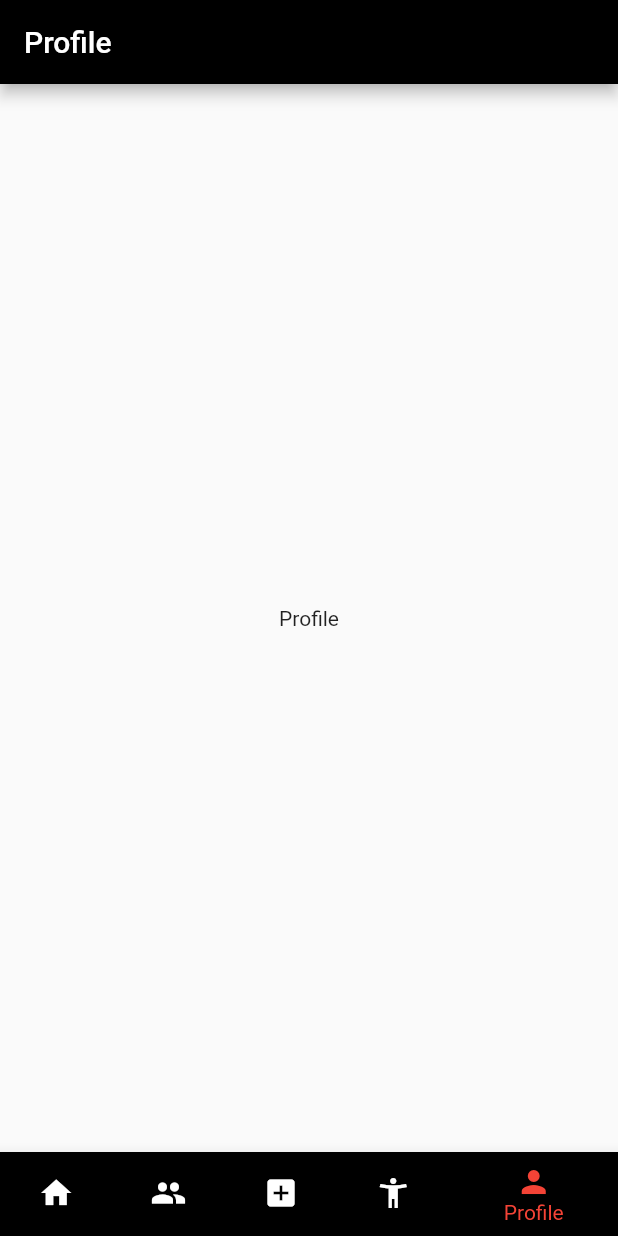
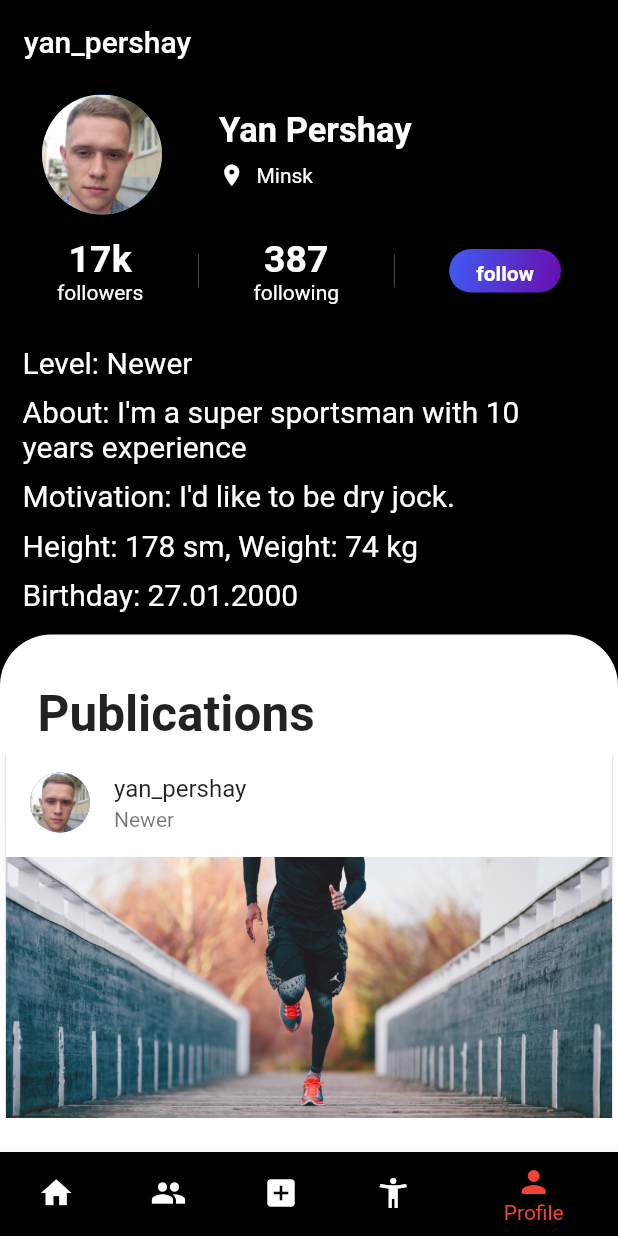
Before and after one commit to YanPershay/SportHub, a Flutter app: the screen it shows after launch, item 5 of the bottom bar chosen, on a phone screen of 412 x 824 dp. Run offline on Flutter 3.47's test engine with Material 2 defaults, Android fonts, the phone set to English and light mode, and no system bars; missing offline and left inert: storage_path.

Commit message:
app bars, notifications

```diff
--- a/SportHub_client/lib/bottom_nav_screen.dart
+++ b/SportHub_client/lib/bottom_nav_screen.dart
@@ -1,6 +1,7 @@
 import 'package:SportHub_client/pages/adminposts/trains_page.dart';
 import 'package:SportHub_client/pages/feed_page.dart';
 import 'package:SportHub_client/pages/friends/friends_page.dart';
+import 'package:SportHub_client/pages/user_profile_page.dart';
 import 'package:SportHub_client/screens/newpost/add_newpost_screen.dart';
 import 'package:flutter/material.dart';
 
@@ -27,7 +28,7 @@ class BottomNavScreenState extends State<BottomNavScreen> {
     FriendsPage(),
     NewPostScreen(),
     TrainsPage(),
-    Text('Profile')
+    UserProfilePage()
   ];
 
   @override
@@ -35,8 +36,8 @@ class BottomNavScreenState extends State<BottomNavScreen> {
     return MaterialApp(
         title: 'Bottom navigation',
         home: Scaffold(
-          appBar:
-              AppBar(backgroundColor: Colors.black, title: title[currentPage]),
+          //appBar:
+          //  AppBar(backgroundColor: Colors.black, title: title[currentPage]),
           body: Center(
             child: pages.elementAt(currentPage),
           ),
--- a/SportHub_client/lib/pages/adminposts/trains_page.dart
+++ b/SportHub_client/lib/pages/adminposts/trains_page.dart
@@ -10,6 +10,7 @@ class TrainsPageState extends State<TrainsPage> {
   @override
   Widget build(BuildContext context) {
     return Scaffold(
+      appBar: AppBar(backgroundColor: Colors.black, title: Text("Trains")),
       backgroundColor: Colors.black,
       resizeToAvoidBottomInset: false,
       body: buildCard(),
--- a/SportHub_client/lib/pages/feed_page.dart
+++ b/SportHub_client/lib/pages/feed_page.dart
@@ -1,3 +1,4 @@
+import 'package:SportHub_client/screens/notifications/notifications_screen.dart';
 import 'package:SportHub_client/utils/card_item.dart';
 import 'package:flutter/material.dart';
 
@@ -11,6 +12,31 @@ class FeedPage extends StatelessWidget {
         home: DefaultTabController(
           length: 5,
           child: Scaffold(
+              appBar: AppBar(
+                  actions: <Widget>[
+                    Padding(
+                      padding: const EdgeInsets.only(right: 18.0),
+                      child: IconButton(
+                        icon: Icon(
+                          Icons.notification_important_outlined,
+                          color: Colors.red,
+                          size: 40,
+                        ),
+                        onPressed: () {
+                          Navigator.push(
+                              context,
+                              MaterialPageRoute(
+                                  builder: (context) => NotificationsScreen()));
+                        },
+                      ),
+                    )
+                  ],
+                  elevation: 0,
+                  backgroundColor: Colors.white,
+                  title: Text(
+                    "Feed",
+                    style: TextStyle(color: Colors.black),
+                  )),
               body: ListView.builder(
                   itemCount: 4, itemBuilder: (context, index) => CardItem())),
         ));
--- /dev/null
+++ b/SportHub_client/lib/pages/user_profile_page.dart
@@ -0,0 +1,208 @@
+import 'package:SportHub_client/utils/card_item.dart';
+import 'package:flutter/cupertino.dart';
+import 'package:flutter/material.dart';
+
+class UserProfilePage extends StatefulWidget {
+  @override
+  State<StatefulWidget> createState() => UserProfilePageState();
+}
+
+class UserProfilePageState extends State<UserProfilePage> {
+  @override
+  Widget build(BuildContext context) {
+    return Scaffold(
+        appBar:
+            AppBar(backgroundColor: Colors.black, title: Text("yan_pershay")),
+        backgroundColor: Colors.black,
+        body: Column(
+          mainAxisAlignment: MainAxisAlignment.start,
+          crossAxisAlignment: CrossAxisAlignment.start,
+          children: <Widget>[
+            Row(
+              mainAxisAlignment: MainAxisAlignment.start,
+              children: <Widget>[
+                Padding(
+                  padding: const EdgeInsets.only(left: 28, top: 7),
+                  child: CircleAvatar(
+                    radius: 40,
+                    backgroundImage: AssetImage("assets/profile.jpg"),
+                  ),
+                ),
+                Padding(
+                  padding: const EdgeInsets.only(left: 38),
+                  child: Column(
+                    crossAxisAlignment: CrossAxisAlignment.start,
+                    children: <Widget>[
+                      Text(
+                        "Yan Pershay",
+                        style: TextStyle(
+                            fontWeight: FontWeight.bold,
+                            fontSize: 23,
+                            color: Colors.white),
+                      ),
+                      Padding(
+                        padding: const EdgeInsets.only(top: 8.0),
+                        child: Row(
+                          crossAxisAlignment: CrossAxisAlignment.center,
+                          children: <Widget>[
+                            Icon(
+                              Icons.location_on,
+                              color: Colors.white,
+                              size: 17,
+                            ),
+                            Padding(
+                              padding: const EdgeInsets.only(left: 8.0),
+                              child: Text('Minsk',
+                                  style: TextStyle(
+                                      color: Colors.white, wordSpacing: 4)),
+                            ),
+                          ],
+                        ),
+                      )
+                    ],
+                  ),
+                )
+              ],
+            ),
+            Padding(
+              padding: const EdgeInsets.only(
+                  right: 38.0, left: 38, top: 15, bottom: 12),
+              child: Row(
+                mainAxisAlignment: MainAxisAlignment.spaceBetween,
+                children: <Widget>[
+                  Column(
+                      mainAxisAlignment: MainAxisAlignment.center,
+                      children: <Widget>[
+                        Text('17k',
+                            style: TextStyle(
+                                color: Colors.white,
+                                fontWeight: FontWeight.bold,
+                                fontSize: 25)),
+                        Text(
+                          'followers',
+                          style: TextStyle(color: Colors.white),
+                        ),
+                      ]),
+                  Container(
+                    color: Colors.white,
+                    width: 0.2,
+                    height: 22,
+                  ),
+                  Column(
+                      mainAxisAlignment: MainAxisAlignment.center,
+                      children: <Widget>[
+                        Text('387',
+                            style: TextStyle(
+                                color: Colors.white,
+                                fontWeight: FontWeight.bold,
+                                fontSize: 25)),
+                        Text(
+                          'following',
+                          style: TextStyle(color: Colors.white),
+                        ),
+                      ]),
+                  Container(
+                    color: Colors.white,
+                    width: 0.2,
+                    height: 22,
+                  ),
+                  Container(
+                    padding:
+                        EdgeInsets.only(left: 18, right: 18, top: 8, bottom: 5),
+                    decoration: BoxDecoration(
+                        borderRadius: BorderRadius.all(Radius.circular(33)),
+                        gradient: LinearGradient(
+                            colors: [Color(0xff66D0EB5), Color(0xff4059F1)],
+                            begin: Alignment.bottomRight,
+                            end: Alignment.centerLeft)),
+                    child: Text('follow',
+                        style: TextStyle(
+                            color: Colors.white, fontWeight: FontWeight.bold)),
+                  )
+                ],
+              ),
+            ),
+            Padding(
+              padding: const EdgeInsets.all(15.0),
+              child: Column(
+                mainAxisAlignment: MainAxisAlignment.spaceBetween,
+                crossAxisAlignment: CrossAxisAlignment.start,
+                children: [
+                  Container(
+                    child: Text(
+                      'Level: Newer',
+                      style: TextStyle(color: Colors.white, fontSize: 20),
+                    ),
+                  ),
+                  Padding(
+                    padding: const EdgeInsets.only(top: 10),
+                    child: Container(
+                      child: Text(
+                        "About: I'm a super sportsman with 10 years experience",
+                        style: TextStyle(color: Colors.white, fontSize: 20),
+                      ),
+                    ),
+                  ),
+                  Padding(
+                    padding: const EdgeInsets.only(top: 10),
+                    child: Container(
+                      child: Text(
+                        "Motivation: I'd like to be dry jock.",
+                        style: TextStyle(color: Colors.white, fontSize: 20),
+                      ),
+                    ),
+                  ),
+                  Padding(
+                    padding: const EdgeInsets.only(top: 10),
+                    child: Container(
+                      child: Text(
+                        'Height: 178 sm, Weight: 74 kg',
+                        style: TextStyle(color: Colors.white, fontSize: 20),
+                      ),
+                    ),
+                  ),
+                  Padding(
+                    padding: const EdgeInsets.only(top: 10),
+                    child: Container(
+                      child: Text(
+                        'Birthday: 27.01.2000',
+                        style: TextStyle(color: Colors.white, fontSize: 20),
+                      ),
+                    ),
+                  ),
+                ],
+              ),
+            ),
+            Expanded(
+              child: Container(
+                decoration: BoxDecoration(
+                    color: Colors.white,
+                    borderRadius:
+                        BorderRadius.vertical(top: Radius.circular(34))),
+                child: Column(
+                  mainAxisAlignment: MainAxisAlignment.start,
+                  crossAxisAlignment: CrossAxisAlignment.start,
+                  children: <Widget>[
+                    Padding(
+                      padding:
+                          const EdgeInsets.only(top: 33, right: 25, left: 25),
+                      child: Text(
+                        'Publications',
+                        style: TextStyle(
+                            fontWeight: FontWeight.bold, fontSize: 33),
+                      ),
+                    ),
+                    Container(
+                      height: 250,
+                      child: ListView.builder(
+                          itemCount: 5,
+                          itemBuilder: (context, index) => CardItem()),
+                    )
+                  ],
+                ),
+              ),
+            )
+          ],
+        ));
+  }
+}
```
Also changed, not shown: SportHub_client/lib/pages/friends/friends_page.dart (+16 -1 lines), SportHub_client/lib/pages/friends/subscribers_widget.dart (+8 -1 lines), SportHub_client/lib/screens/notifications/notifications_screen.dart (added, +101 -0 lines), SportHub_client/lib/utils/user_notification.dart (added, +18 -0 lines).
